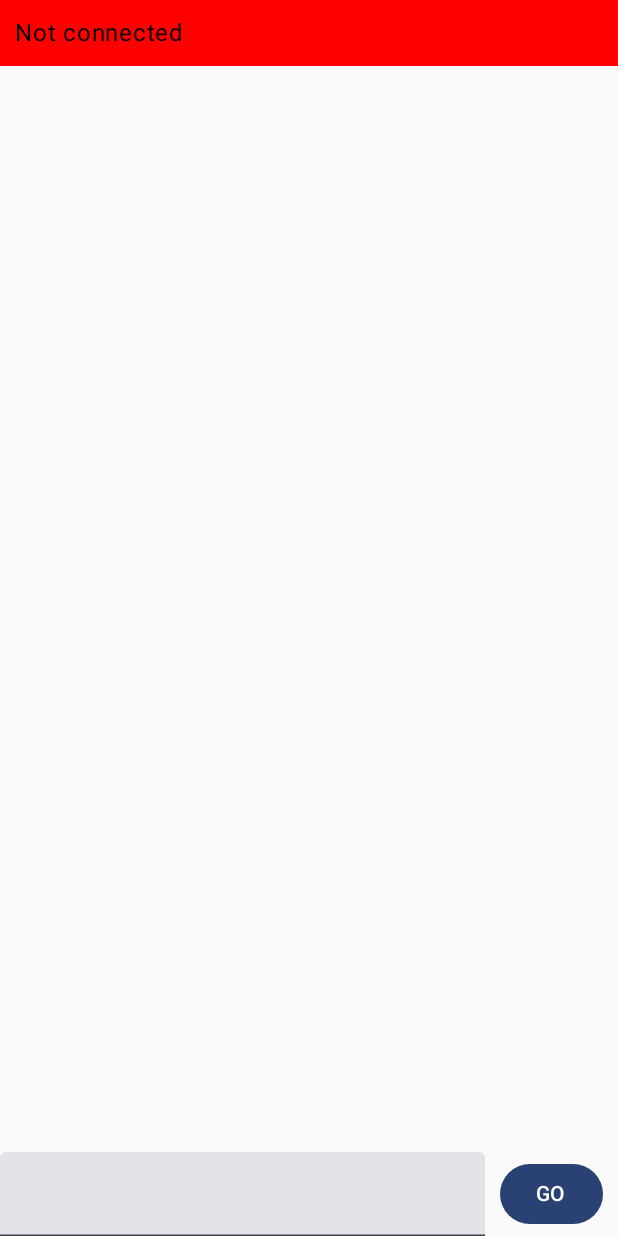
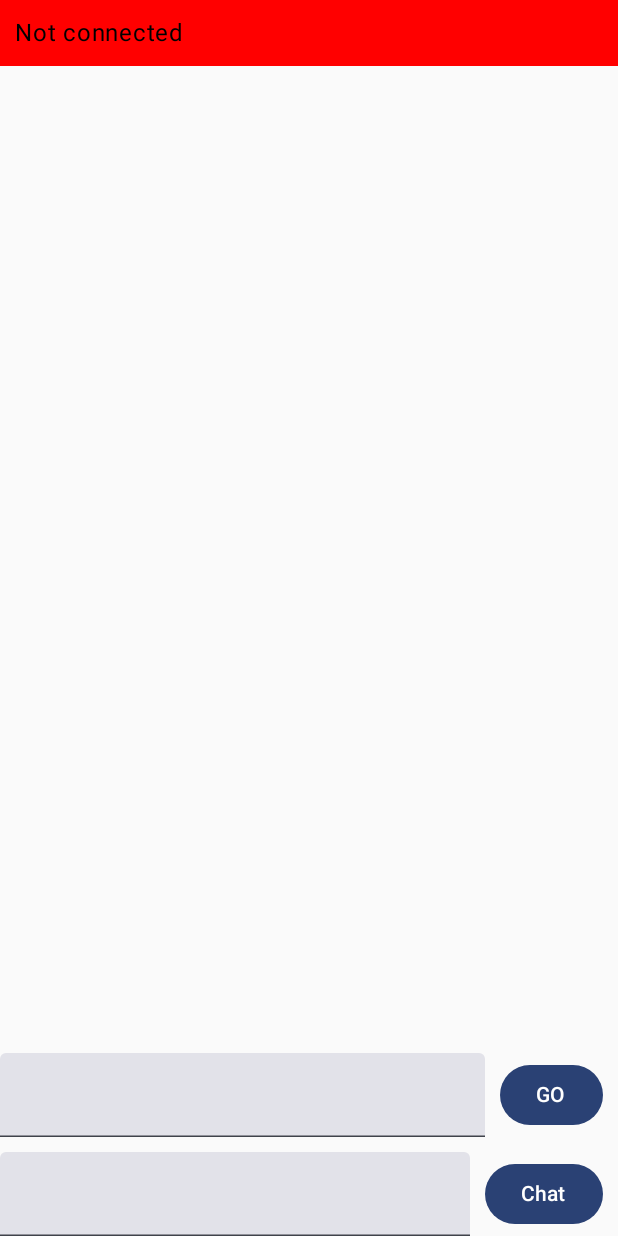
Before and after one commit to Dalakoti07/everthing-rtc, an Android app built with Jetpack Compose: the screen it shows after launch (MainActivity), on a phone screen of 412 x 824 dp. Run offline under Robolectric (Android 15) with nearby library versions, the phone set to English and light mode, and no system bars; libraries missing offline, so code that uses them is left out: org.java_websocket.client, org.java_websocket.handshake, org.webrtc.

Commit message:
more code; a bit closer

```diff
--- a/file-transfer/app/src/main/java/com/dalakoti07/wrtc/ft/MainActivity.kt
+++ b/file-transfer/app/src/main/java/com/dalakoti07/wrtc/ft/MainActivity.kt
@@ -6,6 +6,7 @@ import androidx.activity.ComponentActivity
 import androidx.activity.compose.setContent
 import androidx.compose.foundation.background
 import androidx.compose.foundation.layout.Box
+import androidx.compose.foundation.layout.Column
 import androidx.compose.foundation.layout.Row
 import androidx.compose.foundation.layout.Spacer
 import androidx.compose.foundation.layout.fillMaxSize
@@ -52,6 +53,9 @@ fun MainScreen() {
     var connectTo by remember {
         mutableStateOf("")
     }
+    var chatMessage by remember {
+        mutableStateOf("")
+    }
     val viewModel = viewModel(modelClass = MainViewModel::class.java)
     val state = viewModel.state.collectAsState()
     Box(
@@ -92,34 +96,36 @@ fun MainScreen() {
                 }
             },
         )
-        Row(
+        Column(
             modifier = Modifier.align(
                 Alignment.BottomCenter,
             ),
+        ) {
+            Row(
                 verticalAlignment = Alignment.CenterVertically,
             ) {
                 TextField(
                     modifier = Modifier.weight(1f),
-                value = if(state.value.connectedAs.isNotEmpty()){
+                    value = if (state.value.connectedAs.isNotEmpty()) {
                         connectTo
-                }else{
+                    } else {
                         enteredName
                     },
                     onValueChange = {
-                    if(state.value.connectedAs.isNotEmpty()){
+                        if (state.value.connectedAs.isNotEmpty()) {
                             connectTo = it
-                    }else{
+                        } else {
                             enteredName = it
                         }
                     },
                 )
                 Button(
                     onClick = {
-                    if(state.value.connectedAs.isNotEmpty()){
+                        if (state.value.connectedAs.isNotEmpty()) {
                             viewModel.dispatchAction(
                                 MainActions.ConnectToUser(connectTo)
                             )
-                    }else{
+                        } else {
                             viewModel.dispatchAction(
                                 MainActions.ConnectAs(enteredName)
                             )
@@ -133,6 +139,34 @@ fun MainScreen() {
                     Text(text = "GO")
                 }
             }
+            Row(
+                verticalAlignment = Alignment.CenterVertically,
+                modifier = Modifier.padding(
+                    top = 10.dp,
+                ),
+            ) {
+                TextField(
+                    modifier = Modifier.weight(1f),
+                    value = chatMessage,
+                    onValueChange = {
+                        chatMessage = it
+                    },
+                )
+                Button(
+                    onClick = {
+                        viewModel.dispatchAction(
+                            MainActions.SendChatMessage(chatMessage)
+                        )
+                    },
+                    modifier = Modifier.padding(
+                        start = 10.dp,
+                        end = 10.dp,
+                    ),
+                ) {
+                    Text(text = "Chat")
+                }
+            }
+        }
     }
 }
 
--- a/file-transfer/app/src/main/java/com/dalakoti07/wrtc/ft/MainStateHolder.kt
+++ b/file-transfer/app/src/main/java/com/dalakoti07/wrtc/ft/MainStateHolder.kt
@@ -11,4 +11,6 @@ sealed class MainActions {
     data class ConnectAs(val name: String) : MainActions()
     data object AcceptIncomingConnection: MainActions()
     data class ConnectToUser(val name: String): MainActions()
+
+    data class SendChatMessage(val msg: String): MainActions()
 }
--- a/file-transfer/app/src/main/java/com/dalakoti07/wrtc/ft/MessageModel.kt
+++ b/file-transfer/app/src/main/java/com/dalakoti07/wrtc/ft/MessageModel.kt
@@ -1,6 +1,7 @@
 package com.dalakoti07.wrtc.ft
 
 data class MessageModel(
+    // todo name it enum, and refactor it
     val type: String,
     val name: String? = null,
     val target: String? = null,
```
Also changed, not shown: file-transfer/app/src/main/java/com/dalakoti07/wrtc/ft/MainViewModel.kt (+6 -2 lines), file-transfer/app/src/main/java/com/dalakoti07/wrtc/ft/WebRtcManager.kt (+62 -9 lines). Lines whose indentation alone changed are shown as unchanged.
